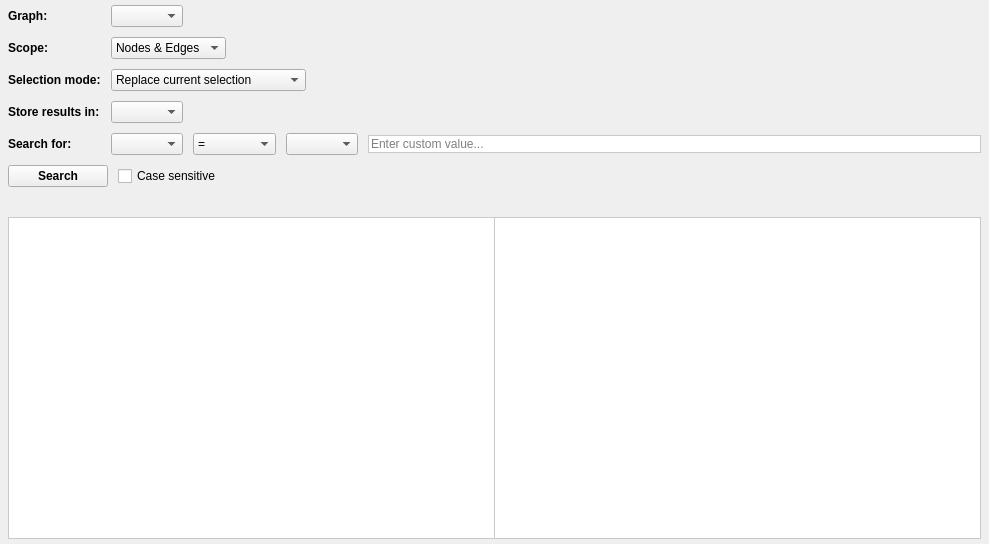
First picture: the form in plugins/perspective/GraphPerspective/designer/SearchWidget.ui, repository vadivelselvaraj/TulipGLImprovement, before the edit.
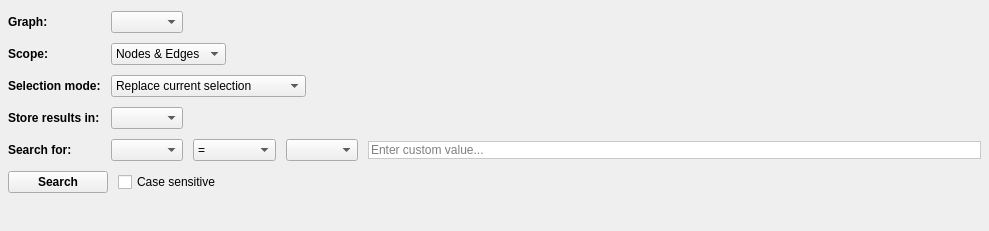
Second picture: the form after the edit. Icons and pictures are not drawn. Custom widgets are drawn as their Qt base class.

Commit message: UI fixes in SearchWidget: added a header frame and removed table results

```diff
--- a/plugins/perspective/GraphPerspective/designer/SearchWidget.ui
+++ b/plugins/perspective/GraphPerspective/designer/SearchWidget.ui
@@ -7,14 +7,17 @@
     <x>0</x>
     <y>0</y>
     <width>989</width>
-    <height>544</height>
+    <height>231</height>
    </rect>
   </property>
+  <property name="sizePolicy">
+   <sizepolicy hsizetype="Preferred" vsizetype="Maximum">
+    <horstretch>0</horstretch>
+    <verstretch>0</verstretch>
+   </sizepolicy>
+  </property>
   <property name="styleSheet">
-   <string notr="true">QLabel {
-font: bold;
-}
-#SearchWidget {
+   <string notr="true">#SearchWidget {
 background-color: #A9A9A9;
 }</string>
   </property>
@@ -38,10 +41,15 @@
        <rect>
         <x>0</x>
         <y>0</y>
-        <width>989</width>
-        <height>544</height>
+        <width>974</width>
+        <height>239</height>
        </rect>
       </property>
+      <property name="styleSheet">
+       <string notr="true">QLabel {
+font: bold;
+}</string>
+      </property>
       <layout class="QVBoxLayout" name="verticalLayout_2">
        <property name="spacing">
         <number>-1</number>
@@ -318,62 +326,19 @@
         </widget>
        </item>
        <item>
-        <widget class="QFrame" name="resultsFrame">
-         <property name="minimumSize">
-          <size>
-           <width>0</width>
-           <height>90</height>
-          </size>
+        <widget class="QLabel" name="resultsCountLabel">
+         <property name="sizePolicy">
+          <sizepolicy hsizetype="Preferred" vsizetype="Maximum">
+           <horstretch>0</horstretch>
+           <verstretch>0</verstretch>
+          </sizepolicy>
          </property>
          <property name="styleSheet">
-          <string notr="true">QTableView {
-border: 1px solid #C9C9C9;
-}</string>
+          <string notr="true">font: normal;</string>
          </property>
-         <layout class="QVBoxLayout" name="verticalLayout_4">
-          <property name="spacing">
-           <number>10</number>
-          </property>
-          <property name="margin">
-           <number>0</number>
-          </property>
-          <item>
-           <widget class="QLabel" name="resultsCountLabel">
-            <property name="styleSheet">
-             <string notr="true">font: normal;</string>
-            </property>
-            <property name="alignment">
-             <set>Qt::AlignRight|Qt::AlignTrailing|Qt::AlignVCenter</set>
-            </property>
-           </widget>
-          </item>
-          <item>
-           <layout class="QHBoxLayout" name="horizontalLayout_2">
-            <property name="spacing">
-             <number>0</number>
-            </property>
-            <item>
-             <widget class="QTableView" name="nodesResultsTable">
-              <property name="frameShape">
-               <enum>QFrame::NoFrame</enum>
-              </property>
-             </widget>
-            </item>
-            <item>
-             <widget class="QTableView" name="edgesResultsTable">
-              <property name="styleSheet">
-               <string notr="true">QTableView {
-border-left: 0px;
-}</string>
-              </property>
-              <property name="frameShape">
-               <enum>QFrame::NoFrame</enum>
-              </property>
-             </widget>
-            </item>
-           </layout>
-          </item>
-         </layout>
+         <property name="alignment">
+          <set>Qt::AlignLeading</set>
+         </property>
         </widget>
        </item>
       </layout>
@@ -388,6 +353,12 @@
    <extends>QComboBox</extends>
    <header>tulip/TreeViewComboBox.h</header>
   </customwidget>
+  <customwidget>
+   <class>HeaderFrame</class>
+   <extends>QFrame</extends>
+   <header>HeaderFrame.h</header>
+   <container>1</container>
+  </customwidget>
  </customwidgets>
  <resources>
   <include location="../resources/GraphPerspective.qrc"/>
```
Left out of the diff: 10 changed lines with no effect on the pictures. The commit also changes 1 other file.
